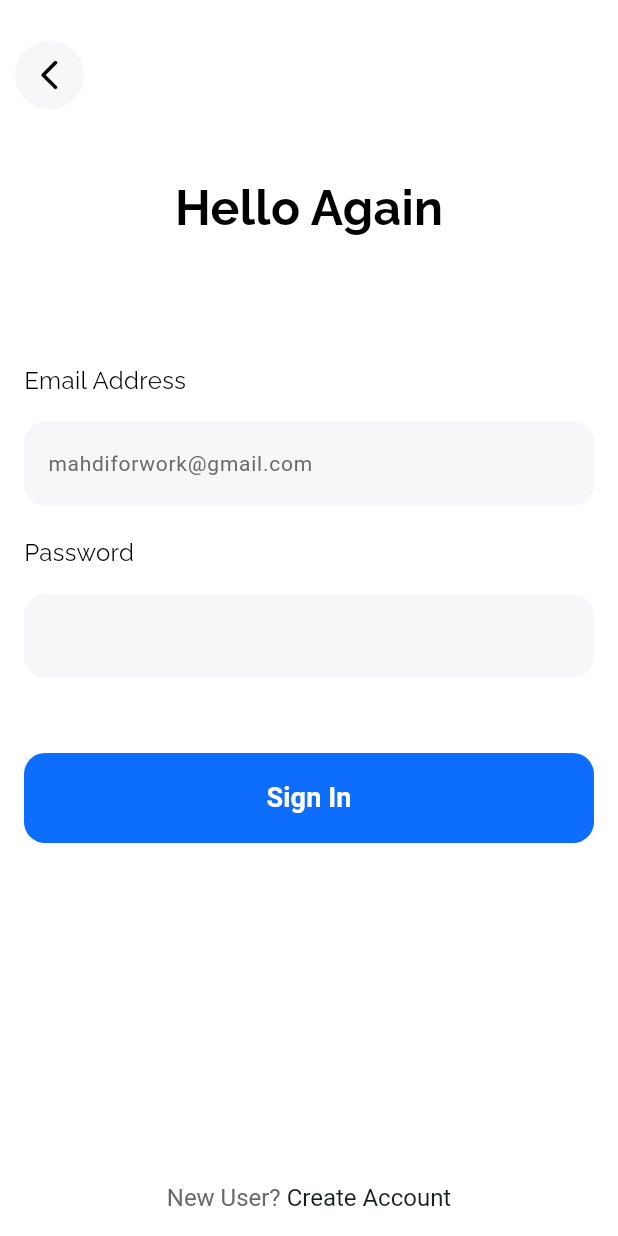
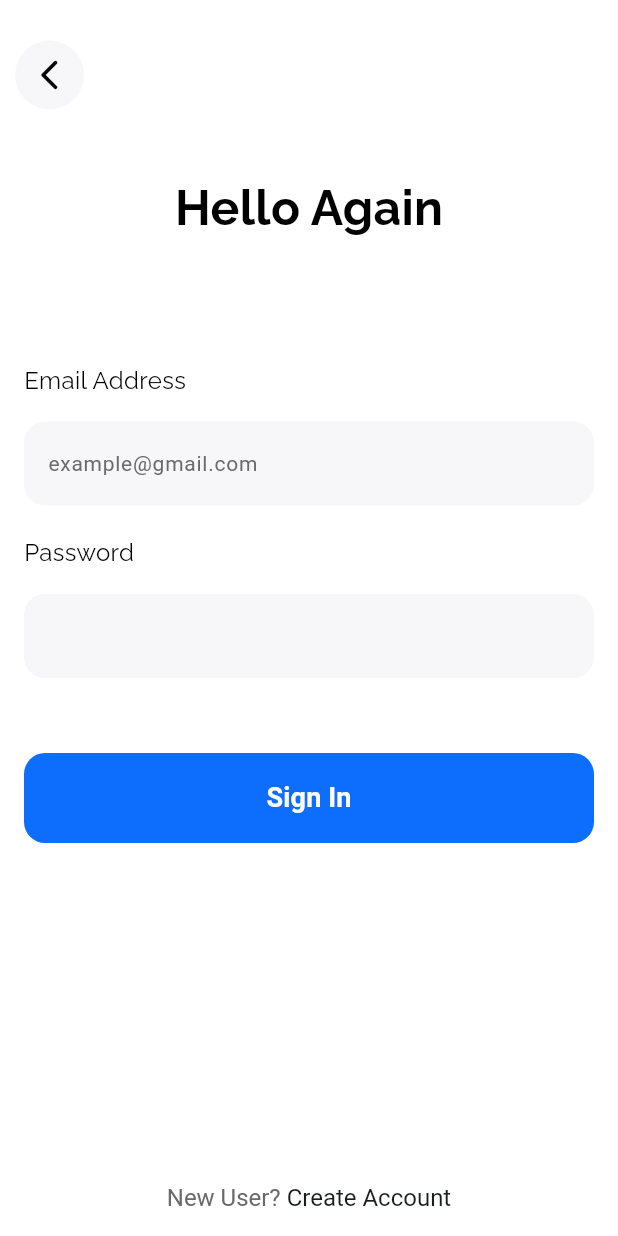
Before and after one commit to ilham575/campus_life_hub_project, a Flutter app: the screen it shows after launch, on a phone screen of 412 x 824 dp. Run offline on Flutter 3.47's test engine with Material 3 defaults, Android fonts, the phone set to English and light mode, and no system bars; our stand-ins replace firebase_auth, firebase_core, fluttertoast, google_fonts; accounts and stored records are empty.

Commit message:
fix hintText Email

```diff
--- a/lib/pages/login/login.dart
+++ b/lib/pages/login/login.dart
@@ -90,7 +90,7 @@ class Login extends StatelessWidget {
           controller: _emailController,
           decoration: InputDecoration(
             filled: true,
-            hintText: 'mahdiforwork@gmail.com',
+            hintText: 'example@gmail.com',
             hintStyle: const TextStyle(
               color: Color(0xff6A6A6A),
               fontWeight: FontWeight.normal,
--- a/lib/pages/signup/signup.dart
+++ b/lib/pages/signup/signup.dart
@@ -72,7 +72,7 @@ class Signup extends StatelessWidget {
           controller: _emailController,
           decoration: InputDecoration(
             filled: true,
-            hintText: 'mahdiforwork@gmail.com',
+            hintText: 'example@gmail.com',
             hintStyle: const TextStyle(
               color: Color(0xff6A6A6A),
               fontWeight: FontWeight.normal,
```
